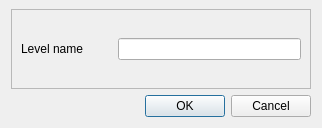
Above: Editor/edit_level/levelprops.ui from WohlSoft/Moondust-Project before the change. Below: the same form after it.
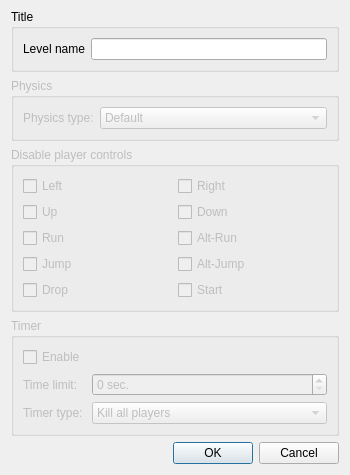
That is the form after the change. Icons and pictures are not drawn.

Commit message: Added planned UI elements into Level Properties dialog

Patch:
```diff
--- a/Editor/edit_level/levelprops.ui
+++ b/Editor/edit_level/levelprops.ui
@@ -9,10 +9,22 @@
    <rect>
     <x>0</x>
     <y>0</y>
-    <width>318</width>
-    <height>127</height>
+    <width>350</width>
+    <height>421</height>
    </rect>
   </property>
+  <property name="sizePolicy">
+   <sizepolicy hsizetype="Preferred" vsizetype="Preferred">
+    <horstretch>0</horstretch>
+    <verstretch>0</verstretch>
+   </sizepolicy>
+  </property>
+  <property name="minimumSize">
+   <size>
+    <width>350</width>
+    <height>0</height>
+   </size>
+  </property>
   <property name="contextMenuPolicy">
    <enum>Qt::NoContextMenu</enum>
   </property>
@@ -33,20 +45,112 @@
   <property name="modal">
    <bool>false</bool>
   </property>
-  <layout class="QGridLayout" name="gridLayout" rowminimumheight="80,0" columnminimumwidth="300">
+  <layout class="QGridLayout" name="gridLayout">
    <property name="sizeConstraint">
-    <enum>QLayout::SetFixedSize</enum>
+    <enum>QLayout::SetDefaultConstraint</enum>
    </property>
    <property name="topMargin">
     <number>9</number>
    </property>
+   <item row="2" column="0">
+    <widget class="QGroupBox" name="groupBox_2">
+     <property name="enabled">
+      <bool>false</bool>
+     </property>
+     <property name="title">
+      <string>Disable player controls</string>
+     </property>
+     <layout class="QGridLayout" name="gridLayout_4">
+      <item row="4" column="0">
+       <widget class="QCheckBox" name="checkBox_5">
+        <property name="text">
+         <string>Drop</string>
+        </property>
+       </widget>
+      </item>
+      <item row="3" column="0">
+       <widget class="QCheckBox" name="checkBox_2">
+        <property name="text">
+         <string>Jump</string>
+        </property>
+       </widget>
+      </item>
+      <item row="0" column="0">
+       <widget class="QCheckBox" name="checkBox_7">
+        <property name="text">
+         <string>Left</string>
+        </property>
+       </widget>
+      </item>
+      <item row="3" column="1">
+       <widget class="QCheckBox" name="checkBox_4">
+        <property name="text">
+         <string>Alt-Jump</string>
+        </property>
+       </widget>
+      </item>
+      <item row="0" column="1">
+       <widget class="QCheckBox" name="checkBox_8">
+        <property name="text">
+         <string>Right</string>
+        </property>
+       </widget>
+      </item>
+      <item row="4" column="1">
+       <widget class="QCheckBox" name="checkBox_6">
+        <property name="text">
+         <string>Start</string>
+        </property>
+       </widget>
+      </item>
+      <item row="2" column="1">
+       <widget class="QCheckBox" name="checkBox_3">
+        <property name="text">
+         <string>Alt-Run</string>
+        </property>
+       </widget>
+      </item>
+      <item row="2" column="0">
+       <widget class="QCheckBox" name="checkBox">
+        <property name="text">
+         <string>Run</string>
+        </property>
+       </widget>
+      </item>
+      <item row="1" column="0">
+       <widget class="QCheckBox" name="checkBox_9">
+        <property name="text">
+         <string>Up</string>
+        </property>
+       </widget>
+      </item>
+      <item row="1" column="1">
+       <widget class="QCheckBox" name="checkBox_10">
+        <property name="text">
+         <string>Down</string>
+        </property>
+       </widget>
+      </item>
+     </layout>
+    </widget>
+   </item>
+   <item row="4" column="0">
+    <spacer name="verticalSpacer_3">
+     <property name="orientation">
+      <enum>Qt::Vertical</enum>
+     </property>
+     <property name="sizeHint" stdset="0">
+      <size>
+       <width>20</width>
+       <height>40</height>
+      </size>
+     </property>
+    </spacer>
+   </item>
    <item row="0" column="0">
-    <widget class="QFrame" name="frame">
-     <property name="frameShape">
-      <enum>QFrame::StyledPanel</enum>
-     </property>
-     <property name="frameShadow">
-      <enum>QFrame::Raised</enum>
+    <widget class="QGroupBox" name="groupBox_3">
+     <property name="title">
+      <string>Title</string>
      </property>
      <layout class="QGridLayout" name="gridLayout_2">
       <item row="0" column="0">
@@ -56,13 +160,13 @@
         </property>
        </widget>
       </item>
-      <item row="0" column="1" colspan="2">
+      <item row="0" column="1">
        <widget class="QLineEdit" name="LVLPropLevelTitle"/>
       </item>
      </layout>
     </widget>
    </item>
-   <item row="1" column="0">
+   <item row="5" column="0">
     <widget class="QDialogButtonBox" name="LVLPropButtonBox">
      <property name="orientation">
       <enum>Qt::Horizontal</enum>
@@ -72,6 +176,91 @@
      </property>
     </widget>
    </item>
+   <item row="1" column="0">
+    <widget class="QGroupBox" name="groupBox">
+     <property name="enabled">
+      <bool>false</bool>
+     </property>
+     <property name="title">
+      <string>Physics</string>
+     </property>
+     <layout class="QGridLayout" name="gridLayout_3" columnstretch="0,80">
+      <item row="0" column="1">
+       <widget class="QComboBox" name="comboBox">
+        <item>
+         <property name="text">
+          <string>Default</string>
+         </property>
+        </item>
+       </widget>
+      </item>
+      <item row="0" column="0">
+       <widget class="QLabel" name="label_2">
+        <property name="text">
+         <string>Physics type:</string>
+        </property>
+       </widget>
+      </item>
+     </layout>
+    </widget>
+   </item>
+   <item row="3" column="0">
+    <widget class="QGroupBox" name="groupBox_4">
+     <property name="enabled">
+      <bool>false</bool>
+     </property>
+     <property name="title">
+      <string>Timer</string>
+     </property>
+     <layout class="QGridLayout" name="gridLayout_5" columnstretch="0,80,0">
+      <item row="1" column="0">
+       <widget class="QLabel" name="label_3">
+        <property name="text">
+         <string>Time limit:</string>
+        </property>
+       </widget>
+      </item>
+      <item row="2" column="0">
+       <widget class="QLabel" name="label_4">
+        <property name="text">
+         <string>Timer type:</string>
+        </property>
+       </widget>
+      </item>
+      <item row="0" column="0">
+       <widget class="QCheckBox" name="checkBox_11">
+        <property name="text">
+         <string>Enable</string>
+        </property>
+       </widget>
+      </item>
+      <item row="1" column="1">
+       <widget class="QSpinBox" name="spinBox">
+        <property name="suffix">
+         <string> sec.</string>
+        </property>
+        <property name="maximum">
+         <number>999999999</number>
+        </property>
+       </widget>
+      </item>
+      <item row="2" column="1">
+       <widget class="QComboBox" name="comboBox_2">
+        <item>
+         <property name="text">
+          <string>Kill all players</string>
+         </property>
+        </item>
+        <item>
+         <property name="text">
+          <string>Trigger event</string>
+         </property>
+        </item>
+       </widget>
+      </item>
+     </layout>
+    </widget>
+   </item>
   </layout>
  </widget>
  <resources>
```
The commit also changes 1 other file.
